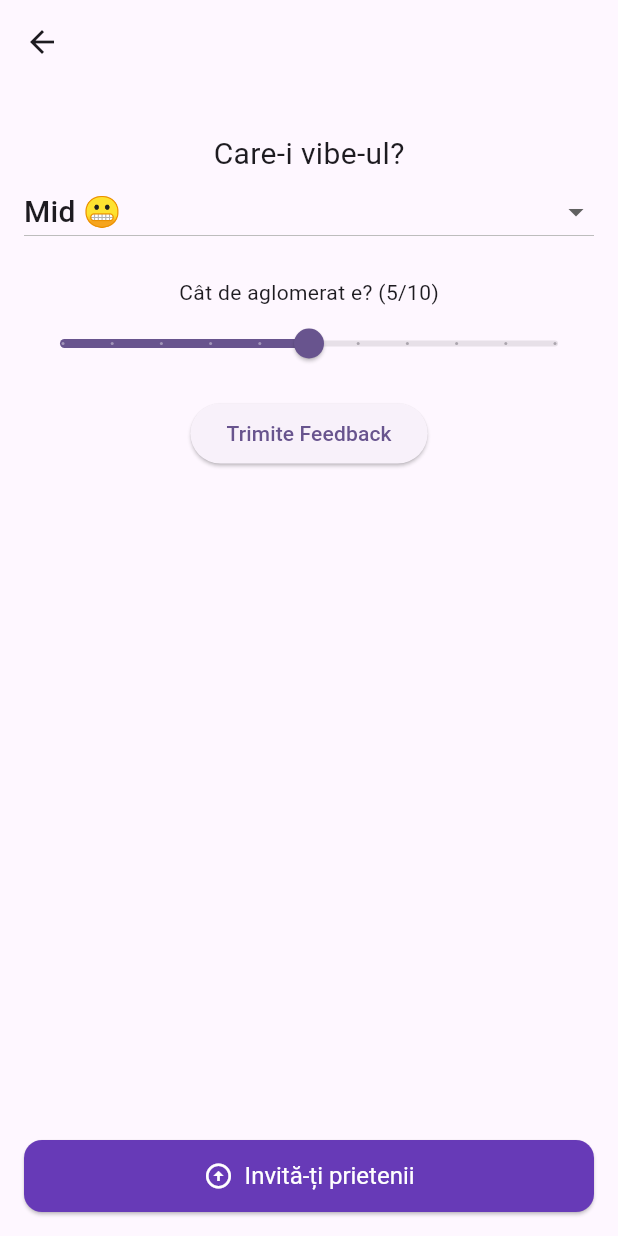
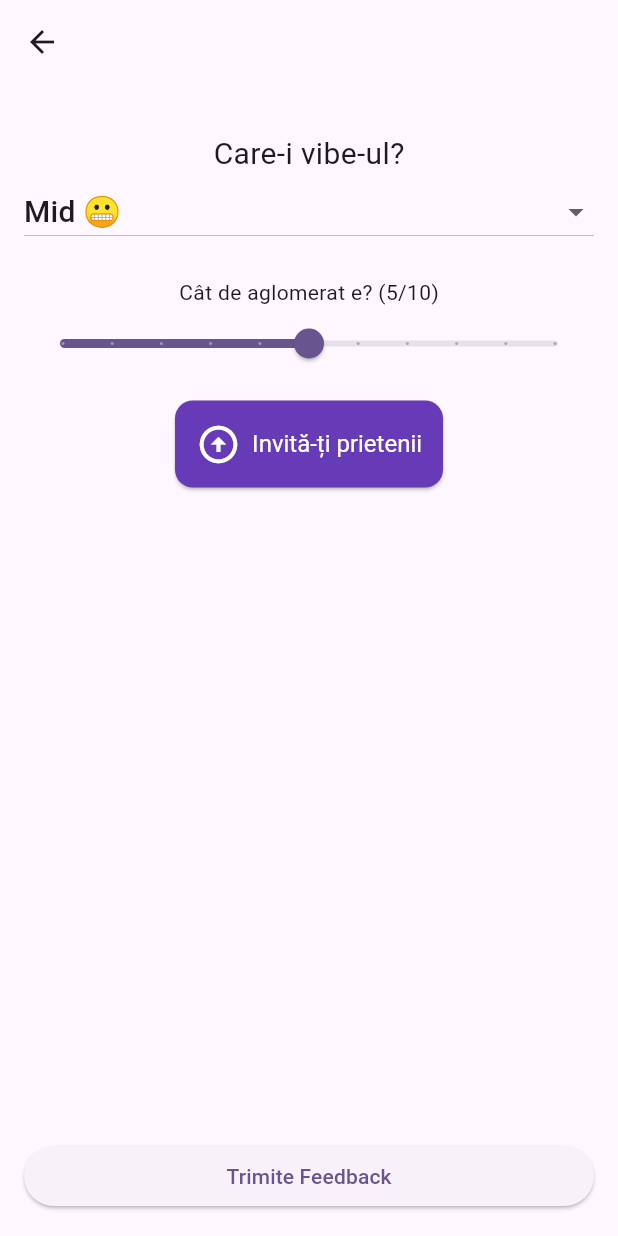
Before and after one commit to PoisonFeather/drinkapptest, a Flutter app: the FeedbackScreen screen opened directly with empty values, on a phone screen of 412 x 824 dp. Run offline on Flutter 3.47's test engine with Material 3 defaults, Android fonts, the phone set to English and light mode, and no system bars; our stand-ins replace cloud_firestore, firebase_core, flutter_local_notifications, geolocator, google_maps_flutter, share_plus; missing offline and left inert: background_fetch, workmanager; accounts and stored records are empty; network calls fail.

Commit message:
Update feedback_screen.dart

```diff
--- a/lib/screens/feedback_screen.dart
+++ b/lib/screens/feedback_screen.dart
@@ -275,17 +275,8 @@ class _FeedbackScreenState extends State<FeedbackScreen> {
               label: _crowdedness.round().toString(),
               onChanged: (value) => setState(() => _crowdedness = value),
             ),
-            const SizedBox(height: 12),
-            ElevatedButton(
-              onPressed: _submitFeedback,
-              child: const Text('Trimite Feedback'),
-            ),
-          ],
-        ),
-      ),
-      bottomNavigationBar: Padding(
-        padding: const EdgeInsets.all(16),
-        child: ElevatedButton.icon(
+            const SizedBox(height: 14),
+            ElevatedButton.icon(
               onPressed: () {
                 final shareText = '''
 🍻 Hai la ${widget.placeName} să bem ceva!
@@ -294,18 +285,30 @@ class _FeedbackScreenState extends State<FeedbackScreen> {
 ''';
                 Share.share(shareText);
               },
-          icon: const Icon(Icons.arrow_circle_up_outlined, size: 20),
+              icon: const Icon(Icons.arrow_circle_up_outlined, size: 30),
               label: const Text('Invită-ți prietenii'),
               style: ElevatedButton.styleFrom(
                 backgroundColor: Colors.deepPurple,
                 foregroundColor: Colors.white,
-            padding: const EdgeInsets.symmetric(vertical: 14),
+                padding: const EdgeInsets.symmetric(
+                  vertical: 14,
+                  horizontal: 14,
+                ),
                 textStyle: const TextStyle(fontSize: 16),
                 shape: RoundedRectangleBorder(
                   borderRadius: BorderRadius.circular(12),
                 ),
               ),
             ),
+          ],
+        ),
+      ),
+      bottomNavigationBar: Padding(
+        padding: const EdgeInsets.all(16),
+        child: ElevatedButton(
+          onPressed: _submitFeedback,
+          child: const Text('Trimite Feedback'),
+        ),
       ),
     );
   }
```
Lines whose indentation alone changed are shown as unchanged.
